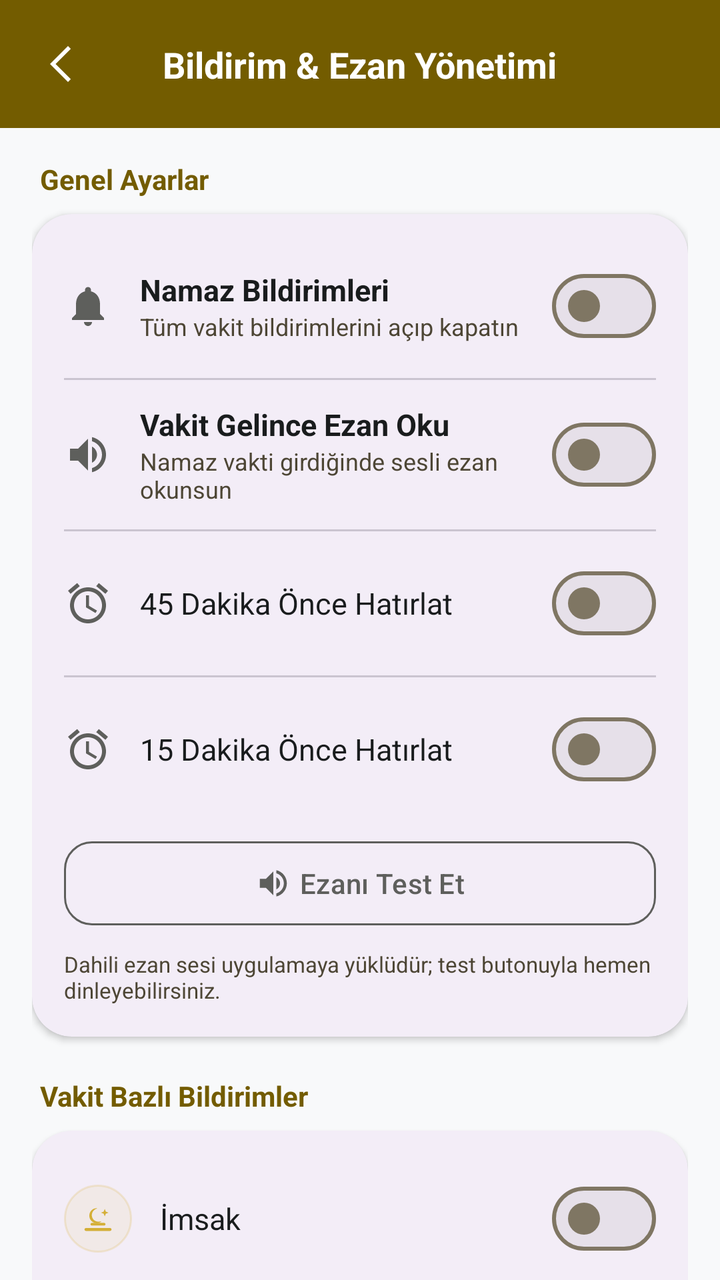
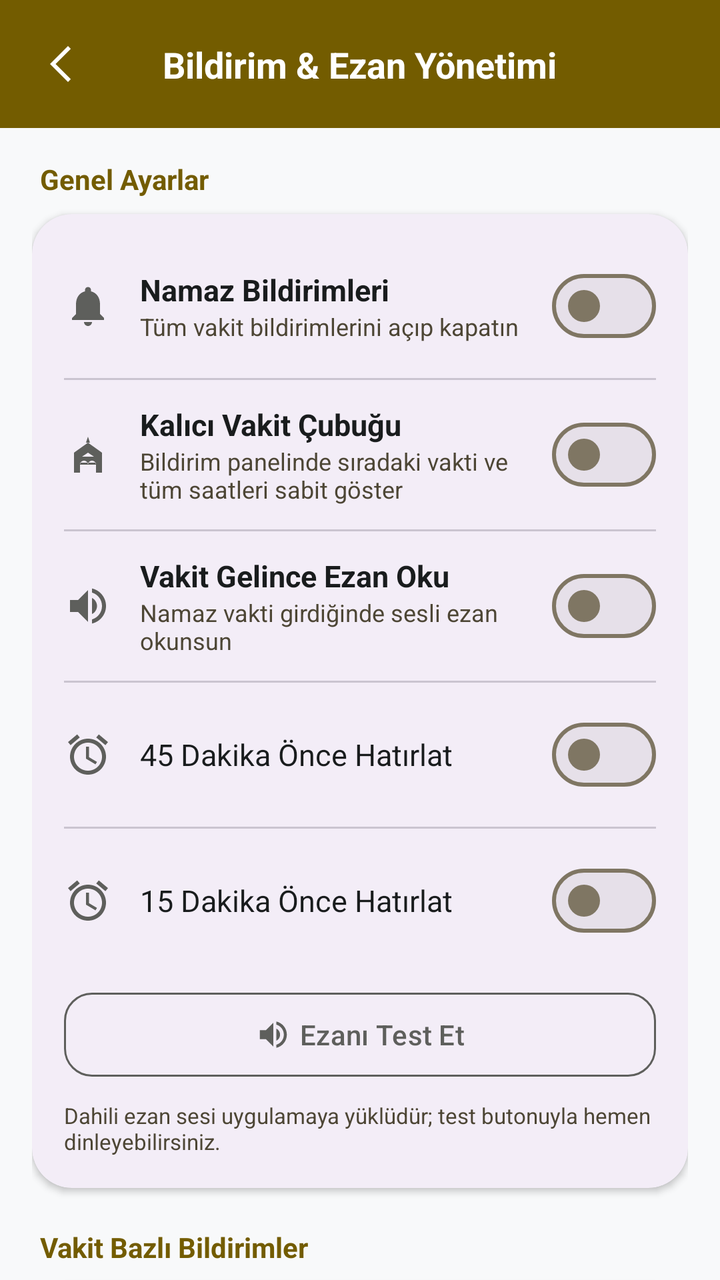

Two renders of the same Android screen: before a commit and after it. Below are the layout's source before the change and the commit's diff.
<!-- AndroidManifest.xml: activity theme Theme.Hilalim -->
<!-- res/layout/activity_notification_settings.xml -->
<?xml version="1.0" encoding="utf-8"?>
<androidx.constraintlayout.widget.ConstraintLayout xmlns:android="http://schemas.android.com/apk/res/android"
    xmlns:app="http://schemas.android.com/apk/res-auto"
    android:layout_width="match_parent"
    android:layout_height="match_parent"
    android:background="?attr/colorSurface">

    <androidx.constraintlayout.widget.ConstraintLayout
        android:id="@+id/header"
        android:layout_width="match_parent"
        android:layout_height="64dp"
        android:background="@color/header_bg"
        android:paddingHorizontal="16dp"
        app:layout_constraintTop_toTopOf="parent">

        <ImageView
            android:id="@+id/btn_back"
            android:layout_width="40dp"
            android:layout_height="40dp"
            android:contentDescription="@string/desc_back"
            android:padding="8dp"
            android:src="@drawable/ic_back_arrow"
            app:layout_constraintBottom_toBottomOf="parent"
            app:layout_constraintStart_toStartOf="parent"
            app:layout_constraintTop_toTopOf="parent"
            app:tint="@color/white" />

        <TextView
            android:layout_width="wrap_content"
            android:layout_height="wrap_content"
            android:text="@string/notif_settings_title"
            android:textColor="@color/white"
            android:textSize="18sp"
            android:textStyle="bold"
            app:layout_constraintBottom_toBottomOf="parent"
            app:layout_constraintEnd_toEndOf="parent"
            app:layout_constraintStart_toStartOf="parent"
            app:layout_constraintTop_toTopOf="parent" />
    </androidx.constraintlayout.widget.ConstraintLayout>

    <androidx.core.widget.NestedScrollView
        android:layout_width="match_parent"
        android:layout_height="0dp"
        app:layout_constraintBottom_toBottomOf="parent"
        app:layout_constraintTop_toBottomOf="@id/header">

        <LinearLayout
            android:layout_width="match_parent"
            android:layout_height="wrap_content"
            android:orientation="vertical"
            android:padding="16dp">

            
            <TextView
                android:layout_width="wrap_content"
                android:layout_height="wrap_content"
                android:layout_marginStart="4dp"
                android:layout_marginBottom="8dp"
                android:text="@string/notif_general_section"
                android:textColor="?attr/colorPrimary"
                android:textSize="14sp"
                android:textStyle="bold" />

            <com.google.android.material.card.MaterialCardView
                android:layout_width="match_parent"
                android:layout_height="wrap_content"
                app:cardBackgroundColor="?attr/colorSurfaceContainer"
                app:cardCornerRadius="20dp"
                app:cardElevation="2dp"
                app:strokeWidth="0dp">

                <LinearLayout
                    android:layout_width="match_parent"
                    android:layout_height="wrap_content"
                    android:orientation="vertical"
                    android:padding="16dp">

                    
                    <LinearLayout
                        android:layout_width="match_parent"
                        android:layout_height="wrap_content"
                        android:gravity="center_vertical"
                        android:orientation="horizontal"
                        android:paddingVertical="6dp">

                        <ImageView
                            android:layout_width="24dp"
                            android:layout_height="24dp"
                            android:contentDescription="@null"
                            android:src="@drawable/ic_notifications"
                            app:tint="?attr/colorSecondary" />

                        <LinearLayout
                            android:layout_width="0dp"
                            android:layout_height="wrap_content"
                            android:layout_marginHorizontal="14dp"
                            android:layout_weight="1"
                            android:orientation="vertical">

                            <TextView
                                android:layout_width="wrap_content"
                                android:layout_height="wrap_content"
                                android:text="@string/notif_master_toggle"
                                android:textColor="?attr/colorOnSurface"
                                android:textSize="15sp"
                                android:textStyle="bold" />

                            <TextView
                                android:layout_width="wrap_content"
                                android:layout_height="wrap_content"
                                android:text="@string/notif_master_desc"
                                android:textColor="?attr/colorOnSurfaceVariant"
                                android:textSize="12sp" />
                        </LinearLayout>

                        <com.google.android.material.materialswitch.MaterialSwitch
                            android:id="@+id/switch_master"
                            android:layout_width="wrap_content"
                            android:layout_height="wrap_content" />
                    </LinearLayout>

                    <com.google.android.material.divider.MaterialDivider
                        android:layout_width="match_parent"
                        android:layout_height="wrap_content"
                        android:layout_marginVertical="6dp" />

                    
                    <LinearLayout
                        android:layout_width="match_parent"
                        android:layout_height="wrap_content"
                        android:gravity="center_vertical"
                        android:orientation="horizontal"
                        android:paddingVertical="6dp">

                        <ImageView
                            android:layout_width="24dp"
                            android:layout_height="24dp"
                            android:contentDescription="@null"
                            android:src="@drawable/ic_volume_up"
                            app:tint="?attr/colorSecondary" />

                        <LinearLayout
                            android:layout_width="0dp"
                            android:layout_height="wrap_content"
                            android:layout_marginHorizontal="14dp"
                            android:layout_weight="1"
                            android:orientation="vertical">

                            <TextView
                                android:layout_width="wrap_content"
                                android:layout_height="wrap_content"
                                android:text="@string/notif_ezan_toggle"
                                android:textColor="?attr/colorOnSurface"
                                android:textSize="15sp"
                                android:textStyle="bold" />

                            <TextView
                                android:layout_width="wrap_content"
                                android:layout_height="wrap_content"
                                android:text="@string/notif_ezan_desc"
                                android:textColor="?attr/colorOnSurfaceVariant"
                                android:textSize="12sp" />
                        </LinearLayout>

                        <com.google.android.material.materialswitch.MaterialSwitch
                            android:id="@+id/switch_ezan"
                            android:layout_width="wrap_content"
                            android:layout_height="wrap_content" />
                    </LinearLayout>

                    <com.google.android.material.divider.MaterialDivider
                        android:layout_width="match_parent"
                        android:layout_height="wrap_content"
                        android:layout_marginVertical="6dp" />

                    
                    <LinearLayout
                        android:layout_width="match_parent"
                        android:layout_height="wrap_content"
                        android:gravity="center_vertical"
                        android:orientation="horizontal"
                        android:paddingVertical="6dp">

                        <ImageView
                            android:layout_width="24dp"
                            android:layout_height="24dp"
                            android:contentDescription="@null"
                            android:src="@drawable/ic_alarm"
                            app:tint="?attr/colorSecondary" />

                        <TextView
                            android:layout_width="0dp"
                            android:layout_height="wrap_content"
                            android:layout_marginHorizontal="14dp"
                            android:layout_weight="1"
                            android:text="@string/notif_pre_45_toggle"
                            android:textColor="?attr/colorOnSurface"
                            android:textSize="15sp" />

                        <com.google.android.material.materialswitch.MaterialSwitch
                            android:id="@+id/switch_pre_45"
                            android:layout_width="wrap_content"
                            android:layout_height="wrap_content" />
                    </LinearLayout>

                    <com.google.android.material.divider.MaterialDivider
                        android:layout_width="match_parent"
                        android:layout_height="wrap_content"
                        android:layout_marginVertical="6dp" />

                    
                    <LinearLayout
                        android:layout_width="match_parent"
                        android:layout_height="wrap_content"
                        android:gravity="center_vertical"
                        android:orientation="horizontal"
                        android:paddingVertical="6dp">

                        <ImageView
                            android:layout_width="24dp"
                            android:layout_height="24dp"
                            android:contentDescription="@null"
                            android:src="@drawable/ic_alarm"
                            app:tint="?attr/colorSecondary" />

                        <TextView
                            android:layout_width="0dp"
                            android:layout_height="wrap_content"
                            android:layout_marginHorizontal="14dp"
                            android:layout_weight="1"
                            android:text="@string/notif_pre_15_toggle"
                            android:textColor="?attr/colorOnSurface"
                            android:textSize="15sp" />

                        <com.google.android.material.materialswitch.MaterialSwitch
                            android:id="@+id/switch_pre_15"
                            android:layout_width="wrap_content"
                            android:layout_height="wrap_content" />
                    </LinearLayout>

                    <com.google.android.material.button.MaterialButton
                        android:id="@+id/btn_test_ezan"
                        style="@style/Widget.Material3.Button.OutlinedButton"
                        android:layout_width="match_parent"
                        android:layout_height="50dp"
                        android:layout_marginTop="12dp"
                        android:text="@string/ezan_test_play"
                        android:textAllCaps="false"
                        android:textColor="?attr/colorSecondary"
                        app:cornerRadius="14dp"
                        app:icon="@drawable/ic_volume_up"
                        app:iconGravity="textStart"
                        app:iconTint="?attr/colorSecondary"
                        app:strokeColor="?attr/colorSecondary" />

                    <TextView
                        android:layout_width="match_parent"
                        android:layout_height="wrap_content"
                        android:layout_marginTop="8dp"
                        android:text="@string/ezan_custom_file_note"
                        android:textColor="?attr/colorOnSurfaceVariant"
                        android:textSize="11sp" />
                </LinearLayout>
            </com.google.android.material.card.MaterialCardView>

            
            <TextView
                android:layout_width="wrap_content"
                android:layout_height="wrap_content"
                android:layout_marginStart="4dp"
                android:layout_marginTop="20dp"
                android:layout_marginBottom="8dp"
                android:text="@string/notif_prayers_section"
                android:textColor="?attr/colorPrimary"
                android:textSize="14sp"
                android:textStyle="bold" />

            <com.google.android.material.card.MaterialCardView
                android:layout_width="match_parent"
                android:layout_height="wrap_content"
                app:cardBackgroundColor="?attr/colorSurfaceContainer"
                app:cardCornerRadius="20dp"
                app:cardElevation="2dp"
                app:strokeWidth="0dp">

                <LinearLayout
                    android:layout_width="match_parent"
                    android:layout_height="wrap_content"
                    android:orientation="vertical"
                    android:padding="16dp">

                    
                    <LinearLayout
                        android:layout_width="match_parent"
                        android:layout_height="wrap_content"
                        android:gravity="center_vertical"
                        android:orientation="horizontal"
                        android:paddingVertical="4dp">
                        <ImageView android:layout_width="34dp" android:layout_height="34dp" android:background="@drawable/bg_tool_icon" android:padding="8dp" android:contentDescription="@null" android:src="@drawable/ic_imsak" app:tint="@color/secondary" />
                        <TextView android:layout_width="0dp" android:layout_height="wrap_content" android:layout_marginHorizontal="14dp" android:layout_weight="1" android:text="@string/imsak" android:textColor="?attr/colorOnSurface" android:textSize="15sp" />
                        <com.google.android.material.materialswitch.MaterialSwitch android:id="@+id/switch_fajr" android:layout_width="wrap_content" android:layout_height="wrap_content" />
                    </LinearLayout>

                    <com.google.android.material.divider.MaterialDivider android:layout_width="match_parent" android:layout_height="wrap_content" android:layout_marginVertical="4dp" />

                    
                    <LinearLayout
                        android:layout_width="match_parent"
                        android:layout_height="wrap_content"
                        android:gravity="center_vertical"
                        android:orientation="horizontal"
                        android:paddingVertical="4dp">
                        <ImageView android:layout_width="34dp" android:layout_height="34dp" android:background="@drawable/bg_tool_icon" android:padding="8dp" android:contentDescription="@null" android:src="@drawable/ic_gunes" app:tint="@color/secondary" />
                        <TextView android:layout_width="0dp" android:layout_height="wrap_content" android:layout_marginHorizontal="14dp" android:layout_weight="1" android:text="@string/gunes" android:textColor="?attr/colorOnSurface" android:textSize="15sp" />
                        <com.google.android.material.materialswitch.MaterialSwitch android:id="@+id/switch_sunrise" android:layout_width="wrap_content" android:layout_height="wrap_content" />
                    </LinearLayout>

                    <com.google.android.material.divider.MaterialDivider android:layout_width="match_parent" android:layout_height="wrap_content" android:layout_marginVertical="4dp" />

                    
                    <LinearLayout
                        android:layout_width="match_parent"
                        android:layout_height="wrap_content"
                        android:gravity="center_vertical"
                        android:orientation="horizontal"
                        android:paddingVertical="4dp">
                        <ImageView android:layout_width="34dp" android:layout_height="34dp" android:background="@drawable/bg_tool_icon" android:padding="8dp" android:contentDescription="@null" android:src="@drawable/ic_ogle" app:tint="@color/secondary" />
                        <TextView android:layout_width="0dp" android:layout_height="wrap_content" android:layout_marginHorizontal="14dp" android:layout_weight="1" android:text="@string/ogle" android:textColor="?attr/colorOnSurface" android:textSize="15sp" />
                        <com.google.android.material.materialswitch.MaterialSwitch android:id="@+id/switch_dhuhr" android:layout_width="wrap_content" android:layout_height="wrap_content" />
                    </LinearLayout>

                    <com.google.android.material.divider.MaterialDivider android:layout_width="match_parent" android:layout_height="wrap_content" android:layout_marginVertical="4dp" />

                    
                    <LinearLayout
                        android:layout_width="match_parent"
                        android:layout_height="wrap_content"
                        android:gravity="center_vertical"
                        android:orientation="horizontal"
                        android:paddingVertical="4dp">
                        <ImageView android:layout_width="34dp" android:layout_height="34dp" android:background="@drawable/bg_tool_icon" android:padding="8dp" android:contentDescription="@null" android:src="@drawable/ic_ikindi" app:tint="@color/secondary" />
                        <TextView android:layout_width="0dp" android:layout_height="wrap_content" android:layout_marginHorizontal="14dp" android:layout_weight="1" android:text="@string/ikindi" android:textColor="?attr/colorOnSurface" android:textSize="15sp" />
                        <com.google.android.material.materialswitch.MaterialSwitch android:id="@+id/switch_asr" android:layout_width="wrap_content" android:layout_height="wrap_content" />
                    </LinearLayout>

                    <com.google.android.material.divider.MaterialDivider android:layout_width="match_parent" android:layout_height="wrap_content" android:layout_marginVertical="4dp" />

                    
                    <LinearLayout
                        android:layout_width="match_parent"
                        android:layout_height="wrap_content"
                        android:gravity="center_vertical"
                        android:orientation="horizontal"
                        android:paddingVertical="4dp">
                        <ImageView android:layout_width="34dp" android:layout_height="34dp" android:background="@drawable/bg_tool_icon" android:padding="8dp" android:contentDescription="@null" android:src="@drawable/ic_aksam" app:tint="@color/secondary" />
                        <TextView android:layout_width="0dp" android:layout_height="wrap_content" android:layout_marginHorizontal="14dp" android:layout_weight="1" android:text="@string/aksam" android:textColor="?attr/colorOnSurface" android:textSize="15sp" />
                        <com.google.android.material.materialswitch.MaterialSwitch android:id="@+id/switch_maghrib" android:layout_width="wrap_content" android:layout_height="wrap_content" />
                    </LinearLayout>

                    <com.google.android.material.divider.MaterialDivider android:layout_width="match_parent" android:layout_height="wrap_content" android:layout_marginVertical="4dp" />

                    
                    <LinearLayout
                        android:layout_width="match_parent"
                        android:layout_height="wrap_content"
                        android:gravity="center_vertical"
                        android:orientation="horizontal"
                        android:paddingVertical="4dp">
                        <ImageView android:layout_width="34dp" android:layout_height="34dp" android:background="@drawable/bg_tool_icon" android:padding="8dp" android:contentDescription="@null" android:src="@drawable/ic_yatsi" app:tint="@color/secondary" />
                        <TextView android:layout_width="0dp" android:layout_height="wrap_content" android:layout_marginHorizontal="14dp" android:layout_weight="1" android:text="@string/yatsi" android:textColor="?attr/colorOnSurface" android:textSize="15sp" />
                        <com.google.android.material.materialswitch.MaterialSwitch android:id="@+id/switch_isha" android:layout_width="wrap_content" android:layout_height="wrap_content" />
                    </LinearLayout>
                </LinearLayout>
            </com.google.android.material.card.MaterialCardView>
        </LinearLayout>
    </androidx.core.widget.NestedScrollView>

</androidx.constraintlayout.widget.ConstraintLayout>
<!-- resources referenced by this layout -->
<resources>
  <color name="header_bg">#735C00</color>
  <color name="secondary">@color/sacred_gold</color>
  <color name="white">#FFFFFFFF</color>
  <!-- drawable bg_tool_icon (drawable) -->
  <?xml version="1.0" encoding="utf-8"?>
  <shape xmlns:android="http://schemas.android.com/apk/res/android"
      android:shape="oval">
      <solid android:color="@color/selected_lang_bg" />
      <stroke
          android:width="1dp"
          android:color="@color/card_stroke" />
  </shape>
  <string name="aksam">Akşam</string>
  <string name="desc_back">Geri</string>
  <string name="ezan_custom_file_note">Dahili ezan sesi uygulamaya yüklüdür; test butonuyla hemen dinleyebilirsiniz.</string>
  <string name="ezan_test_play">Ezanı Test Et</string>
  <string name="gunes">Güneş</string>
  <string name="ikindi">İkindi</string>
  <string name="imsak">İmsak</string>
  <string name="notif_ezan_desc">Namaz vakti girdiğinde sesli ezan okunsun</string>
  <string name="notif_ezan_toggle">Vakit Gelince Ezan Oku</string>
  <string name="notif_general_section">Genel Ayarlar</string>
  <string name="notif_master_desc">Tüm vakit bildirimlerini açıp kapatın</string>
  <string name="notif_master_toggle">Namaz Bildirimleri</string>
  <string name="notif_prayers_section">Vakit Bazlı Bildirimler</string>
  <string name="notif_pre_15_toggle">15 Dakika Önce Hatırlat</string>
  <string name="notif_pre_45_toggle">45 Dakika Önce Hatırlat</string>
  <string name="notif_settings_title">Bildirim &amp; Ezan Yönetimi</string>
  <string name="ogle">Öğle</string>
  <string name="yatsi">Yatsı</string>
  <style name="Theme.Hilalim" parent="Base.Theme.Hilalim" />
  <color name="sacred_gold">#D4AF37</color>
  <color name="selected_lang_bg">#15D4AF37</color>
  <color name="card_stroke">#33D4AF37</color>
  <color name="md_theme_light_primary">#735C00</color>
  <color name="md_theme_light_onPrimary">#FFFFFF</color>
  <color name="md_theme_light_primaryContainer">#D4AF37</color>
  <color name="md_theme_light_onPrimaryContainer">#554300</color>
  <color name="md_theme_light_secondary">#5E5F5C</color>
  <color name="md_theme_light_onSecondary">#FFFFFF</color>
  <color name="md_theme_light_secondaryContainer">#E0E0DC</color>
  <color name="md_theme_light_onSecondaryContainer">#626360</color>
  <color name="md_theme_light_tertiary">#5F5F56</color>
  <color name="md_theme_light_onTertiary">#FFFFFF</color>
  <color name="md_theme_light_tertiaryContainer">#B4B3A8</color>
  <color name="md_theme_light_onTertiaryContainer">#45453D</color>
  <color name="md_theme_light_background">#F8F9FA</color>
  <color name="md_theme_light_surface">#F8F9FA</color>
  <color name="md_theme_light_onSurface">#191C1D</color>
  <color name="md_theme_light_surfaceVariant">#E1E3E4</color>
  <color name="md_theme_light_onSurfaceVariant">#4D4635</color>
  <color name="md_theme_light_outline">#7F7663</color>
  <color name="md_theme_light_inverseSurface">#2E3132</color>
  <color name="md_theme_light_inverseOnSurface">#EFF1F2</color>
  <color name="md_theme_light_error">#BA1A1A</color>
  <color name="md_theme_light_onError">#FFFFFF</color>
  <color name="md_theme_light_errorContainer">#FFDAD6</color>
  <color name="md_theme_light_onErrorContainer">#93000A</color>
  <!-- unchanged entries left out for length: 11 -->
</resources>

<!-- the commit's change to res/layout/activity_notification_settings.xml (unified diff, before → after) -->
@@ -136,6 +136,55 @@
                             android:layout_width="24dp"
                             android:layout_height="24dp"
                             android:contentDescription="@null"
+                            android:src="@drawable/ic_mosque"
+                            app:tint="?attr/colorSecondary" />
+
+                        <LinearLayout
+                            android:layout_width="0dp"
+                            android:layout_height="wrap_content"
+                            android:layout_marginHorizontal="14dp"
+                            android:layout_weight="1"
+                            android:orientation="vertical">
+
+                            <TextView
+                                android:layout_width="wrap_content"
+                                android:layout_height="wrap_content"
+                                android:text="@string/notif_ongoing_toggle"
+                                android:textColor="?attr/colorOnSurface"
+                                android:textSize="15sp"
+                                android:textStyle="bold" />
+
+                            <TextView
+                                android:layout_width="wrap_content"
+                                android:layout_height="wrap_content"
+                                android:text="@string/notif_ongoing_desc"
+                                android:textColor="?attr/colorOnSurfaceVariant"
+                                android:textSize="12sp" />
+                        </LinearLayout>
+
+                        <com.google.android.material.materialswitch.MaterialSwitch
+                            android:id="@+id/switch_ongoing_notif"
+                            android:layout_width="wrap_content"
+                            android:layout_height="wrap_content" />
+                    </LinearLayout>
+
+                    <com.google.android.material.divider.MaterialDivider
+                        android:layout_width="match_parent"
+                        android:layout_height="wrap_content"
+                        android:layout_marginVertical="6dp" />
+
+                    
+                    <LinearLayout
+                        android:layout_width="match_parent"
+                        android:layout_height="wrap_content"
+                        android:gravity="center_vertical"
+                        android:orientation="horizontal"
+                        android:paddingVertical="6dp">
+
+                        <ImageView
+                            android:layout_width="24dp"
+                            android:layout_height="24dp"
+                            android:contentDescription="@null"
                             android:src="@drawable/ic_volume_up"
                             app:tint="?attr/colorSecondary" />
 
<!-- resource entries referenced after the edit -->
@@ -12,6 +12,16 @@
           android:width="1dp"
           android:color="@color/card_stroke" />
   </shape>
+  <!-- drawable ic_mosque (drawable) -->
+  <vector xmlns:android="http://schemas.android.com/apk/res/android"
+      android:width="24dp"
+      android:height="24dp"
+      android:viewportWidth="960"
+      android:viewportHeight="960">
+    <path
+        android:fillColor="#FFFFFFFF"
+        android:pathData="M480,120l-40,120h80l-40,-120zM480,240l-280,200v400h120v-200h320v200h120v-400l-280,-200zM320,680q0,-33 23.5,-56.5T400,600q33,0 56.5,23.5T480,680h-160zM480,680q0,-33 23.5,-56.5T560,600q33,0 56.5,23.5T640,680h-160zM480,440l120,80h-240l120,-80z"/>
+  </vector>
   <string name="aksam">Akşam</string>
   <string name="desc_back">Geri</string>
   <string name="ezan_custom_file_note">Dahili ezan sesi uygulamaya yüklüdür; test butonuyla hemen dinleyebilirsiniz.</string>
@@ -24,6 +34,8 @@
   <string name="notif_general_section">Genel Ayarlar</string>
   <string name="notif_master_desc">Tüm vakit bildirimlerini açıp kapatın</string>
   <string name="notif_master_toggle">Namaz Bildirimleri</string>
+  <string name="notif_ongoing_desc">Bildirim panelinde sıradaki vakti ve tüm saatleri sabit göster</string>
+  <string name="notif_ongoing_toggle">Kalıcı Vakit Çubuğu</string>
   <string name="notif_prayers_section">Vakit Bazlı Bildirimler</string>
   <string name="notif_pre_15_toggle">15 Dakika Önce Hatırlat</string>
   <string name="notif_pre_45_toggle">45 Dakika Önce Hatırlat</string>
